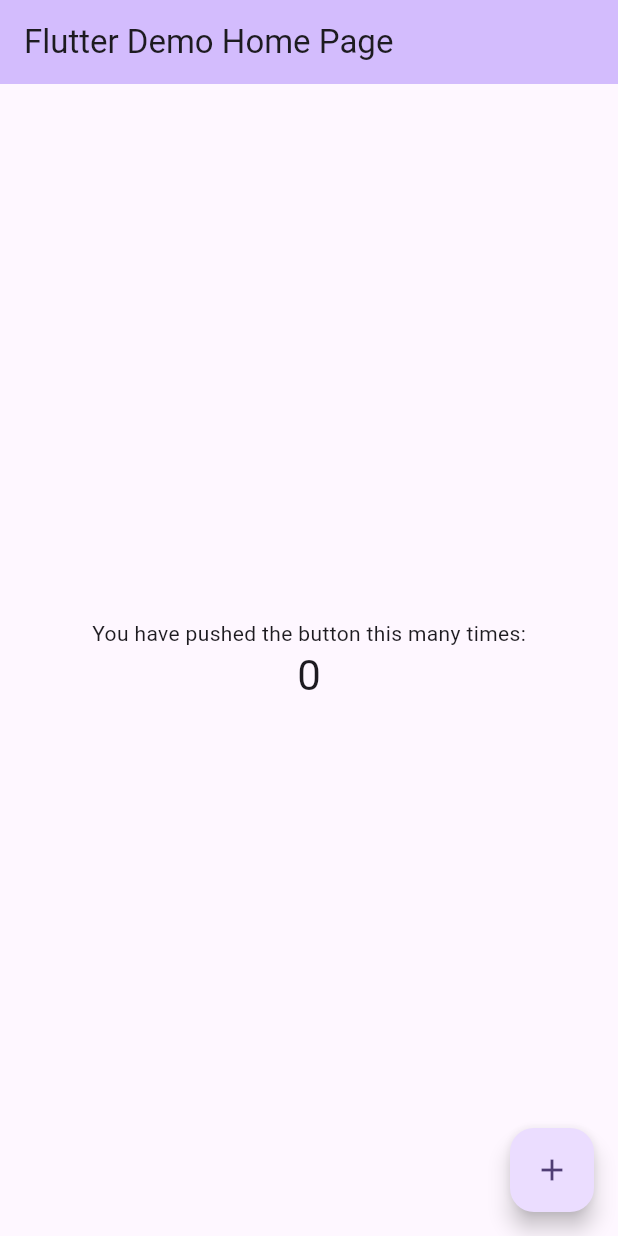
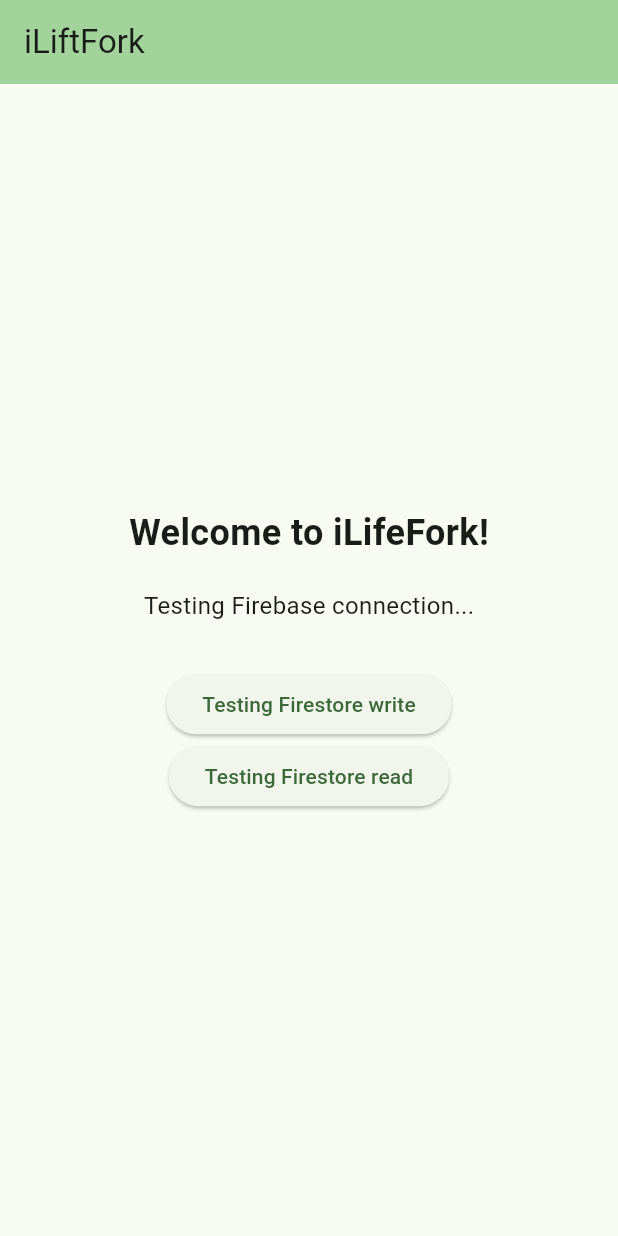
Before and after one commit to kevnster/iLiftFork, a Flutter app: the screen it shows after launch, on a phone screen of 412 x 824 dp. Run offline on Flutter 3.47's test engine with Material 3 defaults, Android fonts, the light colour scheme and no system bars; our stand-ins replace cloud_firestore, firebase_core; accounts and stored records are empty; generated files the repository leaves out were written again.

Commit message:
feat: integrate Firebase/Firestore with basic read/write functionality

```diff
--- a/lib/main.dart
+++ b/lib/main.dart
@@ -1,122 +1,118 @@
 import 'package:flutter/material.dart';
+import 'package:firebase_core/firebase_core.dart';
+import 'package:cloud_firestore/cloud_firestore.dart';
+import 'firebase_options.dart';
 
-void main() {
+void main() async {
+  WidgetsFlutterBinding.ensureInitialized();
+  await Firebase.initializeApp(
+    options: DefaultFirebaseOptions.currentPlatform
+  );
   runApp(const MyApp());
 }
 
 class MyApp extends StatelessWidget {
-  const MyApp({super.key});
+  const MyApp({Key? key}) : super(key: key);
 
-  // This widget is the root of your application.
   @override
   Widget build(BuildContext context) {
     return MaterialApp(
-      title: 'Flutter Demo',
+      title: 'iLiftFork',
       theme: ThemeData(
-        // This is the theme of your application.
-        //
-        // TRY THIS: Try running your application with "flutter run". You'll see
-        // the application has a purple toolbar. Then, without quitting the app,
-        // try changing the seedColor in the colorScheme below to Colors.green
-        // and then invoke "hot reload" (save your changes or press the "hot
-        // reload" button in a Flutter-supported IDE, or press "r" if you used
-        // the command line to start the app).
-        //
-        // Notice that the counter didn't reset back to zero; the application
-        // state is not lost during the reload. To reset the state, use hot
-        // restart instead.
-        //
-        // This works for code too, not just values: Most code changes can be
-        // tested with just a hot reload.
-        colorScheme: ColorScheme.fromSeed(seedColor: Colors.deepPurple),
+        colorScheme: ColorScheme.fromSeed(seedColor: Colors.green),
+        useMaterial3: true,
       ),
-      home: const MyHomePage(title: 'Flutter Demo Home Page'),
+      home: const HomePage(),
+      debugShowCheckedModeBanner: false,
     );
   }
 }
 
-class MyHomePage extends StatefulWidget {
-  const MyHomePage({super.key, required this.title});
-
-  // This widget is the home page of your application. It is stateful, meaning
-  // that it has a State object (defined below) that contains fields that affect
-  // how it looks.
-
-  // This class is the configuration for the state. It holds the values (in this
-  // case the title) provided by the parent (in this case the App widget) and
-  // used by the build method of the State. Fields in a Widget subclass are
-  // always marked "final".
-
-  final String title;
-
-  @override
-  State<MyHomePage> createState() => _MyHomePageState();
-}
-
-class _MyHomePageState extends State<MyHomePage> {
-  int _counter = 0;
-
-  void _incrementCounter() {
-    setState(() {
-      // This call to setState tells the Flutter framework that something has
-      // changed in this State, which causes it to rerun the build method below
-      // so that the display can reflect the updated values. If we changed
-      // _counter without calling setState(), then the build method would not be
-      // called again, and so nothing would appear to happen.
-      _counter++;
-    });
-  }
+class HomePage extends StatelessWidget {
+  const HomePage({Key? key}) : super(key: key);
 
   @override
   Widget build(BuildContext context) {
-    // This method is rerun every time setState is called, for instance as done
-    // by the _incrementCounter method above.
-    //
-    // The Flutter framework has been optimized to make rerunning build methods
-    // fast, so that you can just rebuild anything that needs updating rather
-    // than having to individually change instances of widgets.
     return Scaffold(
       appBar: AppBar(
-        // TRY THIS: Try changing the color here to a specific color (to
-        // Colors.amber, perhaps?) and trigger a hot reload to see the AppBar
-        // change color while the other colors stay the same.
+        title: const Text('iLiftFork'),
         backgroundColor: Theme.of(context).colorScheme.inversePrimary,
-        // Here we take the value from the MyHomePage object that was created by
-        // the App.build method, and use it to set our appbar title.
-        title: Text(widget.title),
       ),
+
       body: Center(
-        // Center is a layout widget. It takes a single child and positions it
-        // in the middle of the parent.
         child: Column(
-          // Column is also a layout widget. It takes a list of children and
-          // arranges them vertically. By default, it sizes itself to fit its
-          // children horizontally, and tries to be as tall as its parent.
-          //
-          // Column has various properties to control how it sizes itself and
-          // how it positions its children. Here we use mainAxisAlignment to
-          // center the children vertically; the main axis here is the vertical
-          // axis because Columns are vertical (the cross axis would be
-          // horizontal).
-          //
-          // TRY THIS: Invoke "debug painting" (choose the "Toggle Debug Paint"
-          // action in the IDE, or press "p" in the console), to see the
-          // wireframe for each widget.
           mainAxisAlignment: MainAxisAlignment.center,
-          children: <Widget>[
-            const Text('You have pushed the button this many times:'),
-            Text(
-              '$_counter',
-              style: Theme.of(context).textTheme.headlineMedium,
+          children: [
+            const Text(
+              'Welcome to iLifeFork!',
+              style: TextStyle(fontSize: 24, fontWeight: FontWeight.bold),
             ),
+
+            const SizedBox(height: 20),
+
+            const Text(
+              'Testing Firebase connection...',
+              style: TextStyle(fontSize: 16),
+            ),
+
+            const SizedBox(height: 30),
+
+            ElevatedButton(
+              onPressed: () async {
+                try {
+                  final firestore = FirebaseFirestore.instance;
+
+                  await firestore.collection('test').doc('test-doc').set(
+                    {
+                      'message': 'Hello, iLiftFork!',
+                      'timestamp': FieldValue.serverTimestamp()}
+                  );
+                } catch (e) {
+                  ScaffoldMessenger.of(context).showSnackBar(
+                  SnackBar(
+                    content: Text('Error writing to Firestore: ${e.toString()}'))
+                  );
+                }
+              },
+              child: const Text('Testing Firestore write'),
+            ),
+
+            ElevatedButton(
+              onPressed: () async {
+                try {
+                  final firestore = FirebaseFirestore.instance;
+                  final doc = await firestore.collection('test').doc('test-doc').get();
+
+                  if (doc.exists) {
+                    final data = doc.data() as Map<String, dynamic>;
+
+                    ScaffoldMessenger.of(context).showSnackBar(
+                      SnackBar(
+                        content: Text(
+                          'Firestore read successful; message: ${data['message']} at time: ${data['timestamp'].toDate().toString() ?? 'No timestamp'}'
+                          ),
+                      ),
+                    );
+                  } else {
+                    ScaffoldMessenger.of(context).showSnackBar(
+                      const SnackBar(
+                        content: Text('Document does not exist. Try writing to it first...'),
+                      ),
+                    );
+                  }
+                } catch (e) {
+                  ScaffoldMessenger.of(context).showSnackBar(
+                    SnackBar(
+                      content: Text('Error reading from Firestore: ${e.toString()}')
+                    )
+                  );
+                }
+              },
+              child: const Text('Testing Firestore read'),
+            )
           ],
         ),
       ),
-      floatingActionButton: FloatingActionButton(
-        onPressed: _incrementCounter,
-        tooltip: 'Increment',
-        child: const Icon(Icons.add),
-      ), // This trailing comma makes auto-formatting nicer for build methods.
     );
   }
 }
--- a/pubspec.yaml
+++ b/pubspec.yaml
@@ -34,6 +34,8 @@
   # The following adds the Cupertino Icons font to your application.
   # Use with the CupertinoIcons class for iOS style icons.
   cupertino_icons: ^1.0.8
+  firebase_core: ^3.13.1
+  cloud_firestore: ^5.6.8
 
 dev_dependencies:
   flutter_test:
```
Also changed, not shown: firebase.json (added), pubspec.lock, 7 other files.
